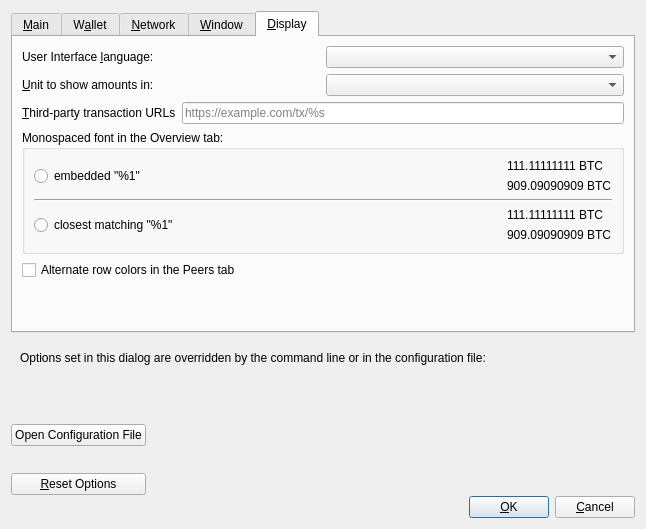
The window that src/qt/forms/optionsdialog.ui (bitcoincore-dev/bitcoin-2001-863168-294116-d812cf1189) describes before a commit, drawn with Qt 5.
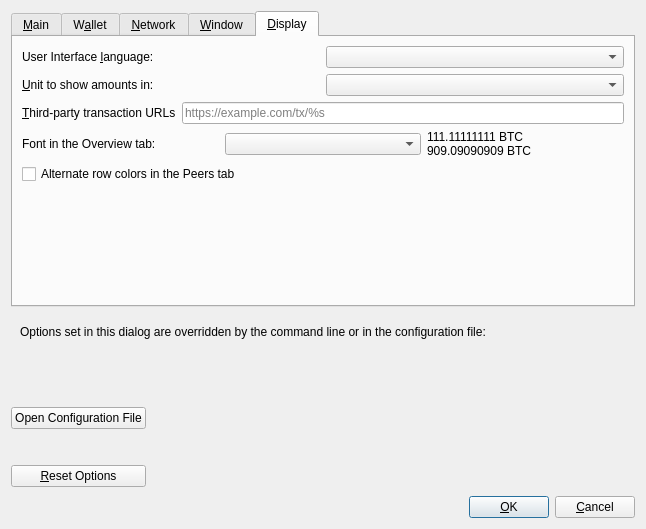
The same window after the commit. The open tabs and pages were chosen to show the change. Custom widgets are drawn as their Qt base class.

Commit message:
GUI: OptionsDialog: Replace verbose two-option font selector with simple combobox with Custom... choice
Github-Pull: gui#497
Rebased-From: ca6e29df02e6dbcd8ba9eb24494b4daa0e783a8a

Patch:
```diff
--- a/src/qt/forms/optionsdialog.ui
+++ b/src/qt/forms/optionsdialog.ui
@@ -772,104 +772,29 @@
         </layout>
        </item>
        <item>
-        <widget class="QGroupBox" name="font_groupBox">
-         <property name="title">
-          <string>Monospaced font in the Overview tab:</string>
-         </property>
-         <layout class="QVBoxLayout" name="font_verticalLayout">
+        <layout class="QHBoxLayout" name="horizontalLayout_4_Display">
           <item>
-           <layout class="QHBoxLayout" name="embeddedFont_horizontalLayout">
-            <item>
-             <widget class="QRadioButton" name="embeddedFont_radioButton">
+          <widget class="QLabel" name="moneyFontLabel">
               <property name="text">
-               <string>embedded &quot;%1&quot;</string>
-              </property>
-             </widget>
-            </item>
-            <item>
-             <spacer name="embeddedFont_horizontalSpacer">
-              <property name="orientation">
-               <enum>Qt::Horizontal</enum>
-              </property>
-              <property name="sizeHint" stdset="0">
-               <size>
-                <width>40</width>
-                <height>20</height>
-               </size>
-              </property>
-             </spacer>
-            </item>
-            <item>
-             <layout class="QVBoxLayout" name="embeddedFont_verticalLayout">
-              <item>
-               <widget class="QLabel" name="embeddedFont_label_1">
-                <property name="text">
-                 <string notr="true">111.11111111 BTC</string>
-                </property>
+            <string>Font in the Overview tab: </string>
+           </property>
+           <property name="buddy">
+            <cstring>moneyFont</cstring>
+           </property>
                </widget>
               </item>
               <item>
-               <widget class="QLabel" name="embeddedFont_label_9">
-                <property name="text">
-                 <string notr="true">909.09090909 BTC</string>
-                </property>
-               </widget>
-              </item>
-             </layout>
-            </item>
-           </layout>
-          </item>
+          <widget class="QComboBox" name="moneyFont"/>
+         </item>
           <item>
-           <widget class="Line" name="font_line">
-            <property name="orientation">
-             <enum>Qt::Horizontal</enum>
-            </property>
-           </widget>
-          </item>
-          <item>
-           <layout class="QHBoxLayout" name="systemFont_horizontalLayout">
-            <item>
-             <widget class="QRadioButton" name="systemFont_radioButton">
+          <widget class="QLabel" name="moneyFont_preview">
               <property name="text">
-               <string>closest matching &quot;%1&quot;</string>
+            <string notr="true">111.11111111 BTC
+909.09090909 BTC</string>
               </property>
              </widget>
             </item>
-            <item>
-             <spacer name="systemFont_horizontalSpacer">
-              <property name="orientation">
-               <enum>Qt::Horizontal</enum>
-              </property>
-              <property name="sizeHint" stdset="0">
-               <size>
-                <width>40</width>
-                <height>20</height>
-               </size>
-              </property>
-             </spacer>
-            </item>
-            <item>
-             <layout class="QVBoxLayout" name="systemFont_verticalLayout">
-              <item>
-               <widget class="QLabel" name="systemFont_label_1">
-                <property name="text">
-                 <string notr="true">111.11111111 BTC</string>
-                </property>
-               </widget>
-              </item>
-              <item>
-               <widget class="QLabel" name="systemFont_label_9">
-                <property name="text">
-                 <string notr="true">909.09090909 BTC</string>
-                </property>
-               </widget>
-              </item>
-             </layout>
-            </item>
-           </layout>
-          </item>
-         </layout>
-        </widget>
+        </layout>
        </item>
        <item>
         <widget class="QCheckBox" name="peersTabAlternatingRowColors">
```
Lines whose indentation alone changed are shown as unchanged. The commit also changes 3 other files.
